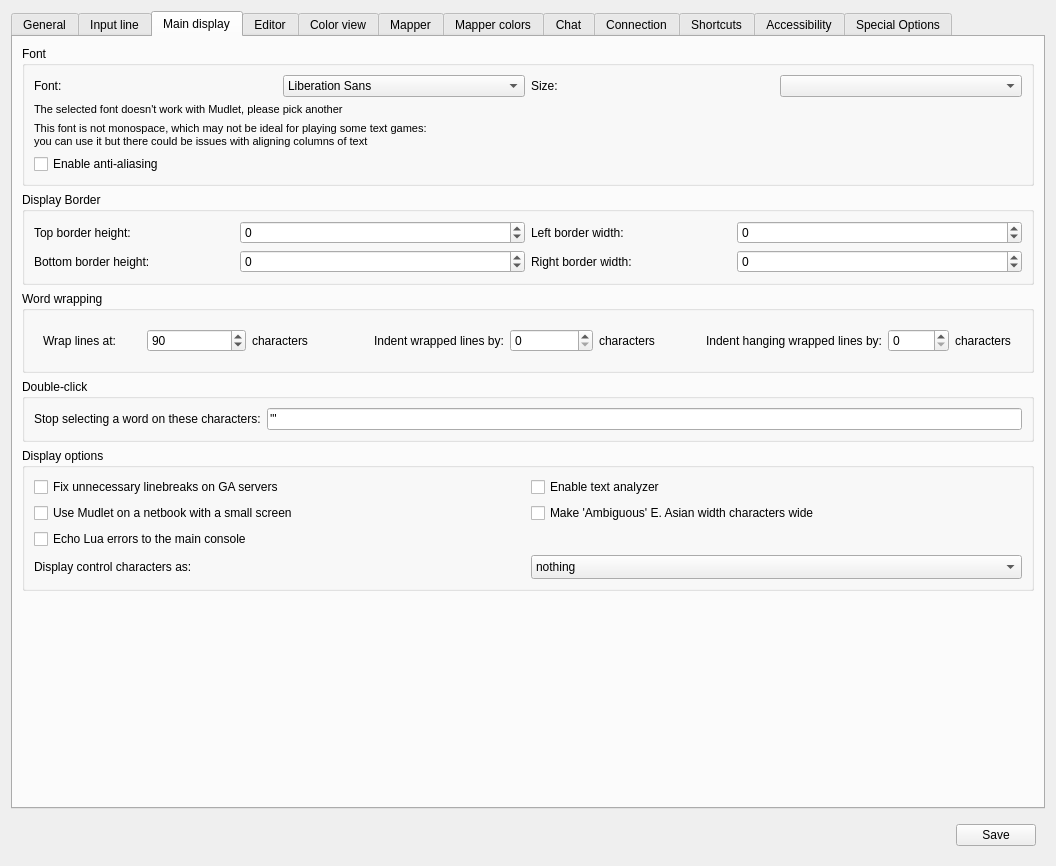
Mudlet/Mudlet, file src/ui/profile_preferences.ui: the form before one commit.
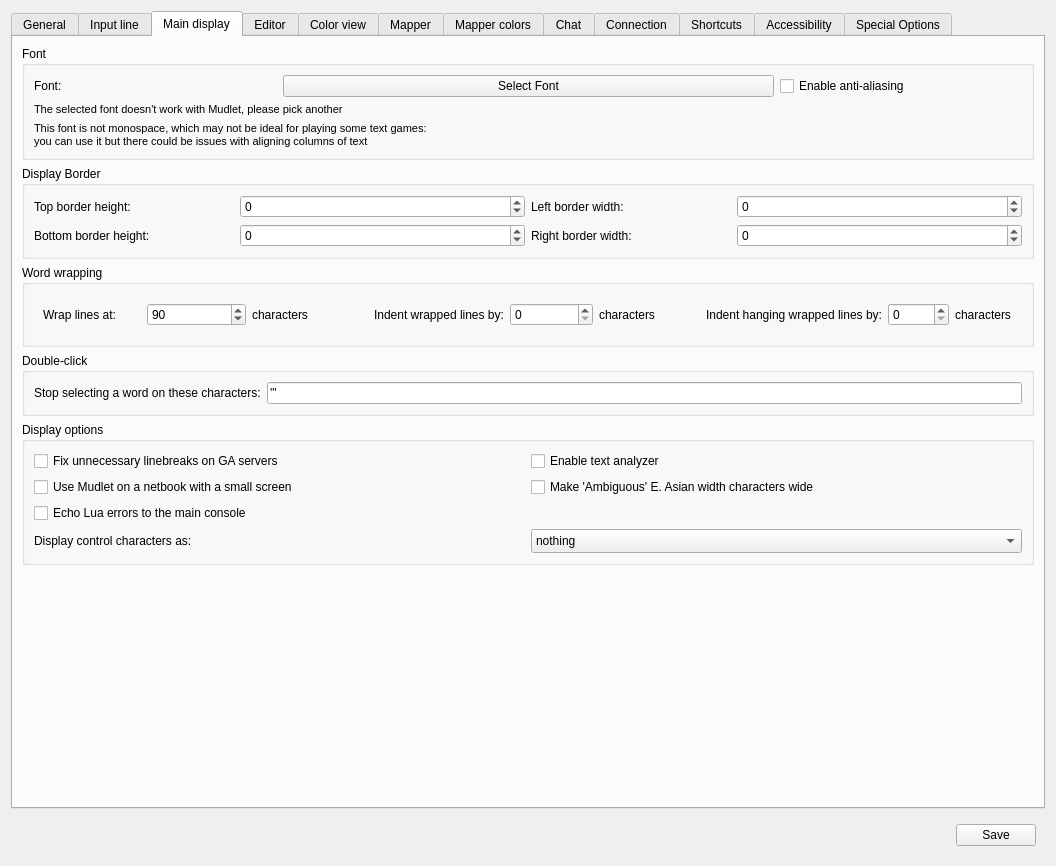
The form after the commit. The open tabs and pages were chosen to show the change. Icons and pictures are not drawn. Custom widgets are drawn as their Qt base class.

Commit message: improve: move font selection widgets to a proper font dialog

Diff of the .ui file:
```diff
--- a/src/ui/profile_preferences.ui
+++ b/src/ui/profile_preferences.ui
@@ -703,52 +703,7 @@
           <string>Font</string>
          </property>
          <layout class="QGridLayout" name="gridLayout_groupBox_font">
-          <item row="0" column="0">
-           <widget class="QLabel" name="label_30">
-            <property name="text">
-             <string>Font:</string>
-            </property>
-           </widget>
-          </item>
-          <item row="0" column="1">
-           <widget class="QFontComboBox" name="fontComboBox">
-            <property name="sizePolicy">
-             <sizepolicy hsizetype="Preferred" vsizetype="Fixed">
-              <horstretch>0</horstretch>
-              <verstretch>0</verstretch>
-             </sizepolicy>
-            </property>
-            <property name="editable">
-             <bool>false</bool>
-            </property>
-            <property name="maxVisibleItems">
-             <number>20</number>
-            </property>
-           </widget>
-          </item>
-          <item row="0" column="2">
-           <widget class="QLabel" name="label_35">
-            <property name="text">
-             <string>Size:</string>
-            </property>
-           </widget>
-          </item>
-          <item row="0" column="3">
-           <widget class="QComboBox" name="fontSize"/>
-          </item>
-          <item row="1" column="0" colspan="2">
-           <widget class="QLabel" name="label_invalidFontError">
-            <property name="font">
-             <font>
-              <pointsize>8</pointsize>
-             </font>
-            </property>
-            <property name="text">
-             <string>The selected font doesn't work with Mudlet, please pick another</string>
-            </property>
-           </widget>
-          </item>
-          <item row="2" column="0" colspan="4">
+          <item row="3" column="0" colspan="4">
            <widget class="QLabel" name="label_variableWidthFontWarning">
             <property name="font">
              <font>
@@ -761,7 +716,45 @@
             </property>
            </widget>
           </item>
-          <item row="3" column="0">
+          <item row="2" column="0" colspan="4">
+           <widget class="QLabel" name="label_invalidFontError">
+            <property name="font">
+             <font>
+              <pointsize>8</pointsize>
+             </font>
+            </property>
+            <property name="text">
+             <string>The selected font doesn't work with Mudlet, please pick another</string>
+            </property>
+           </widget>
+          </item>
+          <item row="0" column="1" colspan="2">
+           <widget class="QPushButton" name="pushButton_fontDialog">
+            <property name="sizePolicy">
+             <sizepolicy hsizetype="Preferred" vsizetype="Fixed">
+              <horstretch>0</horstretch>
+              <verstretch>0</verstretch>
+             </sizepolicy>
+            </property>
+            <property name="text">
+             <string>Select Font</string>
+            </property>
+           </widget>
+          </item>
+          <item row="0" column="0">
+           <widget class="QLabel" name="label_30">
+            <property name="sizePolicy">
+             <sizepolicy hsizetype="Minimum" vsizetype="Preferred">
+              <horstretch>0</horstretch>
+              <verstretch>0</verstretch>
+             </sizepolicy>
+            </property>
+            <property name="text">
+             <string>Font:</string>
+            </property>
+           </widget>
+          </item>
+          <item row="0" column="3">
            <widget class="QCheckBox" name="mNoAntiAlias">
             <property name="toolTip">
              <string>Use anti aliasing on fonts. Smoothes fonts if you have a high screen resolution and you can use larger fonts. Note that on low resolutions and small font sizes, the font gets blurry. </string>
```
Left out of the diff: 4 changed lines with no effect on the pictures. The commit also changes 2 other files.
